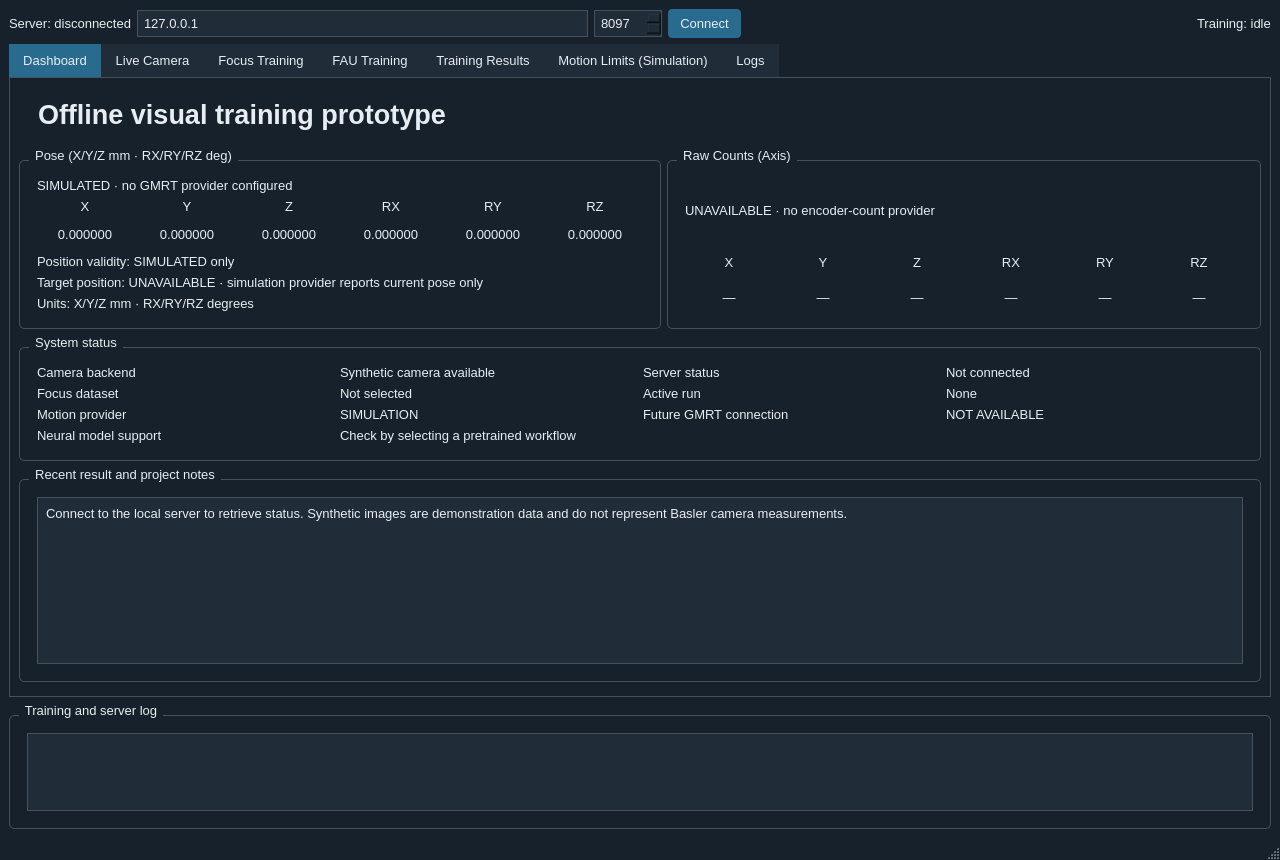
Qt form UI/qt-ui/mainwindow.ui (PochunWang2003/FAU-model-training) before a commit.
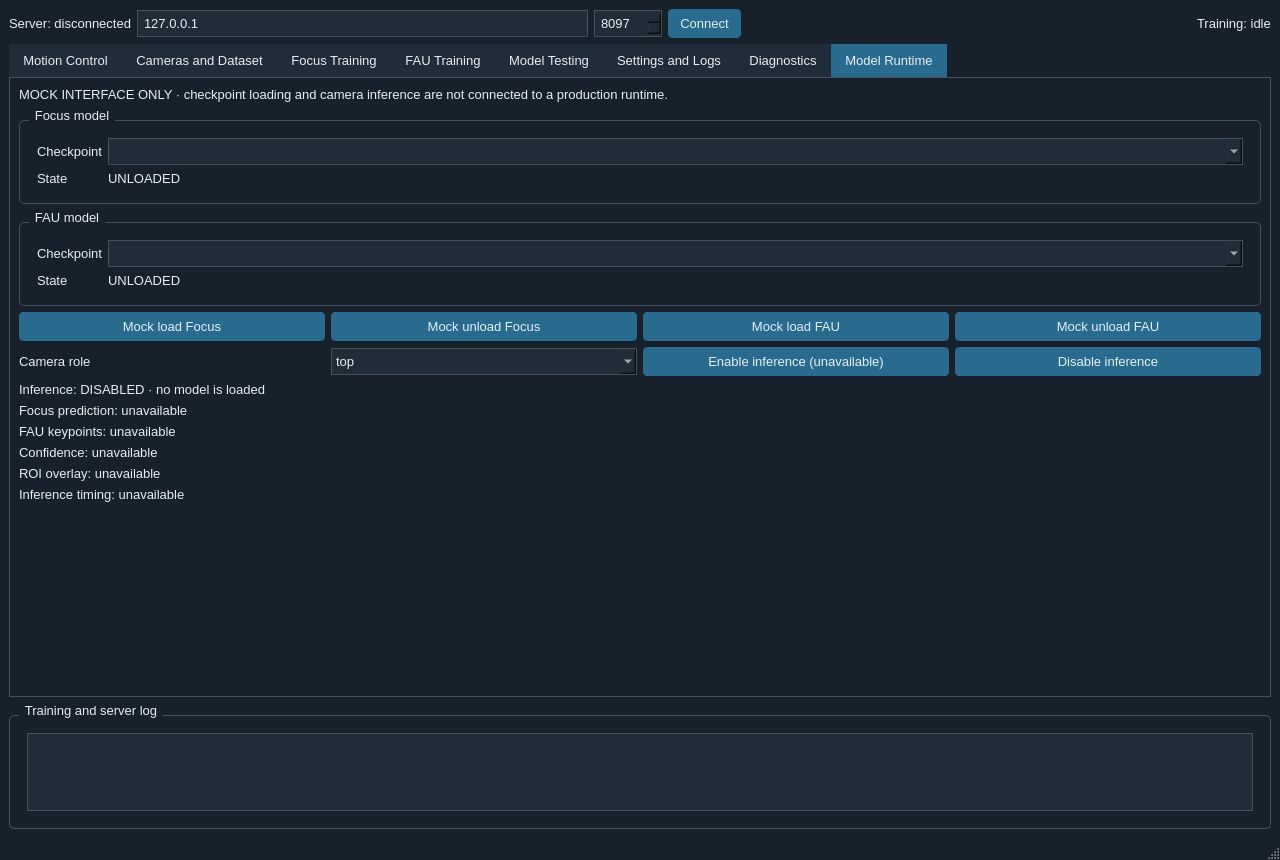
The same form after that commit. The open tabs and pages were chosen to show the change. Custom widgets are drawn as their Qt base class.

Commit message: Build unified FAU motion and vision structure

```diff
--- a/UI/qt-ui/mainwindow.ui
+++ b/UI/qt-ui/mainwindow.ui
@@ -86,7 +86,7 @@
       </property>
       <widget class="QWidget" name="dashboardTab">
        <attribute name="title">
-        <string>Dashboard</string>
+        <string>Motion Control</string>
        </attribute>
        <layout class="QVBoxLayout" name="dashboardLayout">
         <item>
@@ -95,7 +95,7 @@
            <string>font-size:20pt;font-weight:bold;padding:12px;</string>
           </property>
           <property name="text">
-           <string>Offline visual training prototype</string>
+          <string>Motion Control · physical backend unavailable</string>
           </property>
          </widget>
         </item>
@@ -209,7 +209,7 @@
       </widget>
       <widget class="QWidget" name="cameraTab">
        <attribute name="title">
-        <string>Live Camera</string>
+        <string>Cameras and Dataset</string>
        </attribute>
        <layout class="QVBoxLayout" name="cameraLayout">
         <item>
@@ -759,7 +759,7 @@
       </widget>
       <widget class="QWidget" name="resultsTab">
        <attribute name="title">
-        <string>Training Results</string>
+        <string>Model Testing</string>
        </attribute>
        <layout class="QVBoxLayout" name="resultsLayout">
         <item>
@@ -787,7 +787,7 @@
       </widget>
       <widget class="QWidget" name="motionTab">
        <attribute name="title">
-        <string>Motion Limits (Simulation)</string>
+        <string>Settings and Logs</string>
        </attribute>
        <layout class="QVBoxLayout" name="motionLayout">
         <item>
@@ -981,7 +981,7 @@
       </widget>
       <widget class="QWidget" name="logsTab">
        <attribute name="title">
-        <string>Logs</string>
+        <string>Diagnostics</string>
        </attribute>
        <layout class="QVBoxLayout" name="logsLayout">
         <item>
@@ -989,6 +989,43 @@
         </item>
        </layout>
       </widget>
+      <widget class="QWidget" name="runtimeTab">
+       <attribute name="title"><string>Model Runtime</string></attribute>
+       <layout class="QVBoxLayout" name="runtimeLayout">
+        <item><widget class="QLabel" name="runtimeUnavailableLabel"><property name="text"><string>MOCK INTERFACE ONLY · checkpoint loading and camera inference are not connected to a production runtime.</string></property><property name="wordWrap"><bool>true</bool></property></widget></item>
+        <item><widget class="QGroupBox" name="runtimeFocusGroup"><property name="title"><string>Focus model</string></property><layout class="QFormLayout" name="runtimeFocusLayout">
+         <item row="0" column="0"><widget class="QLabel" name="runtimeFocusCheckpointCaption"><property name="text"><string>Checkpoint</string></property></widget></item>
+         <item row="0" column="1"><widget class="QComboBox" name="runtimeFocusCheckpointCombo"><property name="editable"><bool>true</bool></property><property name="placeholderText"><string>Select a compatible focus checkpoint</string></property></widget></item>
+         <item row="1" column="0"><widget class="QLabel" name="runtimeFocusStateCaption"><property name="text"><string>State</string></property></widget></item>
+         <item row="1" column="1"><widget class="QLabel" name="runtimeFocusStateLabel"><property name="text"><string>UNLOADED</string></property></widget></item>
+        </layout></widget></item>
+        <item><widget class="QGroupBox" name="runtimeFauGroup"><property name="title"><string>FAU model</string></property><layout class="QFormLayout" name="runtimeFauLayout">
+         <item row="0" column="0"><widget class="QLabel" name="runtimeFauCheckpointCaption"><property name="text"><string>Checkpoint</string></property></widget></item>
+         <item row="0" column="1"><widget class="QComboBox" name="runtimeFauCheckpointCombo"><property name="editable"><bool>true</bool></property><property name="placeholderText"><string>Select a compatible FAU checkpoint</string></property></widget></item>
+         <item row="1" column="0"><widget class="QLabel" name="runtimeFauStateCaption"><property name="text"><string>State</string></property></widget></item>
+         <item row="1" column="1"><widget class="QLabel" name="runtimeFauStateLabel"><property name="text"><string>UNLOADED</string></property></widget></item>
+        </layout></widget></item>
+        <item><layout class="QHBoxLayout" name="runtimeControlsLayout">
+         <item><widget class="QPushButton" name="runtimeMockLoadFocusButton"><property name="text"><string>Mock load Focus</string></property></widget></item>
+         <item><widget class="QPushButton" name="runtimeMockUnloadFocusButton"><property name="text"><string>Mock unload Focus</string></property></widget></item>
+         <item><widget class="QPushButton" name="runtimeMockLoadFauButton"><property name="text"><string>Mock load FAU</string></property></widget></item>
+         <item><widget class="QPushButton" name="runtimeMockUnloadFauButton"><property name="text"><string>Mock unload FAU</string></property></widget></item>
+        </layout></item>
+        <item><layout class="QHBoxLayout" name="runtimeInferenceControlsLayout">
+         <item><widget class="QLabel" name="runtimeCameraCaption"><property name="text"><string>Camera role</string></property></widget></item>
+         <item><widget class="QComboBox" name="runtimeCameraCombo"><item><property name="text"><string>top</string></property></item><item><property name="text"><string>side</string></property></item></widget></item>
+         <item><widget class="QPushButton" name="runtimeEnableInferenceButton"><property name="text"><string>Enable inference (unavailable)</string></property><property name="enabled"><bool>false</bool></property></widget></item>
+         <item><widget class="QPushButton" name="runtimeDisableInferenceButton"><property name="text"><string>Disable inference</string></property><property name="enabled"><bool>false</bool></property></widget></item>
+        </layout></item>
+        <item><widget class="QLabel" name="runtimeInferenceStateLabel"><property name="text"><string>Inference: DISABLED · no model is loaded</string></property></widget></item>
+        <item><widget class="QLabel" name="runtimeFocusPredictionLabel"><property name="text"><string>Focus prediction: unavailable</string></property></widget></item>
+        <item><widget class="QLabel" name="runtimeFauPredictionLabel"><property name="text"><string>FAU keypoints: unavailable</string></property></widget></item>
+        <item><widget class="QLabel" name="runtimeConfidenceLabel"><property name="text"><string>Confidence: unavailable</string></property></widget></item>
+        <item><widget class="QLabel" name="runtimeRoiStatusLabel"><property name="text"><string>ROI overlay: unavailable</string></property></widget></item>
+        <item><widget class="QLabel" name="runtimeTimingLabel"><property name="text"><string>Inference timing: unavailable</string></property></widget></item>
+        <item><spacer name="runtimeSpacer"><property name="orientation"><enum>Qt::Vertical</enum></property><property name="sizeHint" stdset="0"><size><width>20</width><height>40</height></size></property></spacer></item>
+       </layout>
+      </widget>
      </widget>
     </item>
     <item>
```
Left out of the diff: 44 changed lines with no effect on the pictures. The commit also changes 59 other files.
